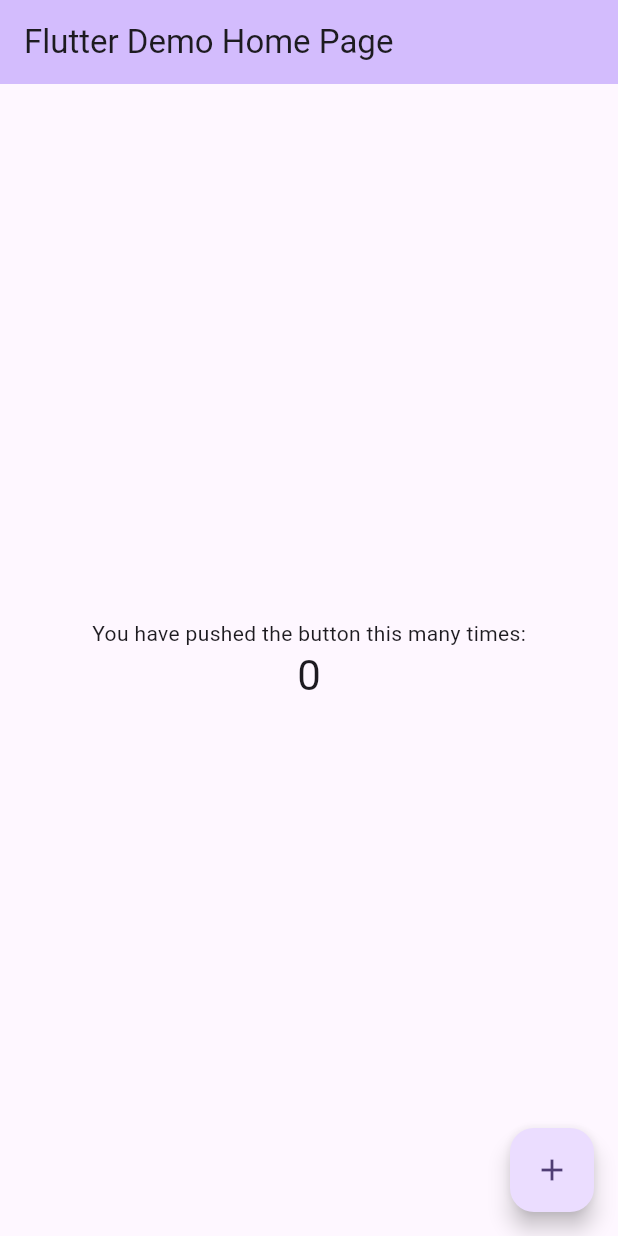
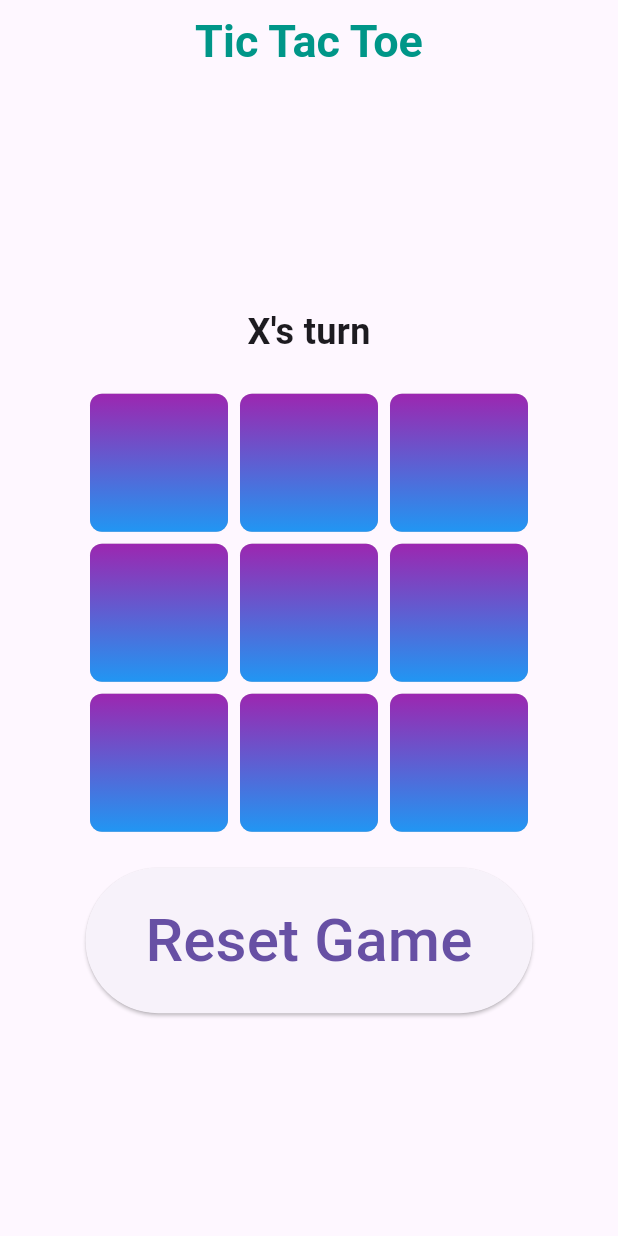
Before and after one commit to Nivedita-eng/TicTacToe, a Flutter app: the screen it shows after launch, on a phone screen of 412 x 824 dp. Run offline on Flutter 3.47's test engine with Material 3 defaults, Android fonts, the phone set to English and light mode, and no system bars.

Commit message:
code updated

```diff
--- a/lib/main.dart
+++ b/lib/main.dart
@@ -1,125 +1,185 @@
-import 'package:flutter/material.dart';
+import'package:flutter/material.dart';
 
-void main() {
+void main(){
   runApp(const MyApp());
 }
 
 class MyApp extends StatelessWidget {
   const MyApp({super.key});
 
-  // This widget is the root of your application.
   @override
   Widget build(BuildContext context) {
     return MaterialApp(
-      title: 'Flutter Demo',
+      debugShowCheckedModeBanner: false,
+      title: 'TIC TAC TOE',
+
       theme: ThemeData(
-        // This is the theme of your application.
-        //
-        // TRY THIS: Try running your application with "flutter run". You'll see
-        // the application has a purple toolbar. Then, without quitting the app,
-        // try changing the seedColor in the colorScheme below to Colors.green
-        // and then invoke "hot reload" (save your changes or press the "hot
-        // reload" button in a Flutter-supported IDE, or press "r" if you used
-        // the command line to start the app).
-        //
-        // Notice that the counter didn't reset back to zero; the application
-        // state is not lost during the reload. To reset the state, use hot
-        // restart instead.
-        //
-        // This works for code too, not just values: Most code changes can be
-        // tested with just a hot reload.
-        colorScheme: ColorScheme.fromSeed(seedColor: Colors.deepPurple),
-        useMaterial3: true,
+        primarySwatch: Colors.blue,
+        visualDensity: VisualDensity.adaptivePlatformDensity,
       ),
-      home: const MyHomePage(title: 'Flutter Demo Home Page'),
+      home:  const TicTacToe(),
     );
   }
 }
 
-class MyHomePage extends StatefulWidget {
-  const MyHomePage({super.key, required this.title});
-
-  // This widget is the home page of your application. It is stateful, meaning
-  // that it has a State object (defined below) that contains fields that affect
-  // how it looks.
-
-  // This class is the configuration for the state. It holds the values (in this
-  // case the title) provided by the parent (in this case the App widget) and
-  // used by the build method of the State. Fields in a Widget subclass are
-  // always marked "final".
-
-  final String title;
+class TicTacToe extends StatefulWidget {
+  const TicTacToe({super.key});
 
   @override
-  State<MyHomePage> createState() => _MyHomePageState();
+  State<TicTacToe> createState() => _TicTacToeState();
 }
 
-class _MyHomePageState extends State<MyHomePage> {
-  int _counter = 0;
+class _TicTacToeState extends State<TicTacToe> {
+  List<List<String>> board = List.generate(3, (_) => List.filled(3, ''));
 
-  void _incrementCounter() {
+  bool xTurn = true;
+
+  String winner = '';
+
+  void _onTileTap(int row, int col) {
+    if (board[row][col] != '' || winner != '') return;
+
     setState(() {
-      // This call to setState tells the Flutter framework that something has
-      // changed in this State, which causes it to rerun the build method below
-      // so that the display can reflect the updated values. If we changed
-      // _counter without calling setState(), then the build method would not be
-      // called again, and so nothing would appear to happen.
-      _counter++;
+      board[row][col] = xTurn ? 'X' : 'O';
+      xTurn = !xTurn;
+      winner = _checkWinner();
+    });
+  }
+
+  String _checkWinner() {
+    for (int i = 0; i < 3; i++) {
+      if (board[i][0] != '' &&
+          board[i][0] == board[i][1] &&
+          board[i][1] == board[i][2]) {
+        return board[i][0];
+      }
+      if (board[0][1] != '' &&
+          board[0][1] == board[1][i] &&
+          board[1][i] == board[2][i]) {
+        return board[0][i];
+      }
+    }
+
+    if (board[0][0] != '' &&
+        board[0][0] == board[1][1] &&
+        board[1][1] == board[2][2]) {
+      return board[0][0];
+    }
+    if (board[0][2] != '' &&
+        board[0][2] == board[1][1] &&
+        board[1][1] == board[2][0]) {
+      return board[0][2];
+    }
+    //checking for a draw condition
+
+    if (!board.any((row) => row.any((cell) => cell == ''))) {
+      return 'Draw';
+    }
+    return '';
+  }
+
+  void _resetGame() {
+    setState(() {
+      board = List.generate(3, (_) => List.filled(3, ''));
+      xTurn = true;
+      winner = '';
     });
   }
 
   @override
   Widget build(BuildContext context) {
-    // This method is rerun every time setState is called, for instance as done
-    // by the _incrementCounter method above.
-    //
-    // The Flutter framework has been optimized to make rerunning build methods
-    // fast, so that you can just rebuild anything that needs updating rather
-    // than having to individually change instances of widgets.
     return Scaffold(
       appBar: AppBar(
-        // TRY THIS: Try changing the color here to a specific color (to
-        // Colors.amber, perhaps?) and trigger a hot reload to see the AppBar
-        // change color while the other colors stay the same.
-        backgroundColor: Theme.of(context).colorScheme.inversePrimary,
-        // Here we take the value from the MyHomePage object that was created by
-        // the App.build method, and use it to set our appbar title.
-        title: Text(widget.title),
+        title: const Text('Tic Tac Toe', style: TextStyle(fontWeight: FontWeight.bold, fontSize: 30, color: Colors.teal)),
+          centerTitle: true
       ),
-      body: Center(
-        // Center is a layout widget. It takes a single child and positions it
-        // in the middle of the parent.
-        child: Column(
-          // Column is also a layout widget. It takes a list of children and
-          // arranges them vertically. By default, it sizes itself to fit its
-          // children horizontally, and tries to be as tall as its parent.
-          //
-          // Column has various properties to control how it sizes itself and
-          // how it positions its children. Here we use mainAxisAlignment to
-          // center the children vertically; the main axis here is the vertical
-          // axis because Columns are vertical (the cross axis would be
-          // horizontal).
-          //
-          // TRY THIS: Invoke "debug painting" (choose the "Toggle Debug Paint"
-          // action in the IDE, or press "p" in the console), to see the
-          // wireframe for each widget.
-          mainAxisAlignment: MainAxisAlignment.center,
-          children: <Widget>[
-            const Text(
-              'You have pushed the button this many times:',
+
+
+      body: Column(
+        mainAxisAlignment: MainAxisAlignment.center,
+        children: [
+          Text(
+            winner == ''
+                ? (xTurn ? 'X\'s turn' : 'O\'s turn')
+                : winner == 'Draw'
+                ? 'It \'s a Draw'
+
+                : 'winner : $winner',
+            style: const TextStyle(
+              fontWeight: FontWeight.bold,
+              fontSize: 24,
             ),
-            Text(
-              '$_counter',
-              style: Theme.of(context).textTheme.headlineMedium,
+          ),
+          const SizedBox(
+            height: 20,
+          ),
+          Center(
+            child: SizedBox(
+              width: 300,
+              height: 300,
+              child: GridView.builder(
+                  shrinkWrap: true,
+                  gridDelegate: const SliverGridDelegateWithFixedCrossAxisCount(
+                      crossAxisCount: 3),
+                  itemCount: 9,
+                  itemBuilder: (context, index) {
+                    int row = index ~/ 3;
+                    int col = index % 3;
+
+                    return GestureDetector(
+                      onTap: () => _onTileTap(row, col),
+                      child: Container(
+                          decoration: BoxDecoration(
+                              gradient: const LinearGradient(
+                                colors: [Colors.purple, Colors.blue],
+                                begin: Alignment.topLeft,
+                                end: Alignment.bottomLeft,
+                              ),
+                              border: Border.all(color: Colors.transparent),
+                              borderRadius: BorderRadius.circular(8),
+                              boxShadow: const [
+                                BoxShadow(color: Colors.black26),
+                              ]),
+                          margin: const EdgeInsets.all(4),
+                          child: Center(
+                            child: Text(
+                              board[row][col],
+                              style: const TextStyle(
+                                  fontSize: 40,
+                                  fontWeight: FontWeight.bold,
+                                  color: Colors.white,
+                                  shadows: [
+                                    Shadow(
+                                        blurRadius: 10.0,
+                                        color: Colors.black26,
+                                        offset: Offset(2, 2))
+                                  ]),
+                            ),
+                          )),
+                    );
+                  }),
             ),
-          ],
-        ),
+          ),
+
+          const SizedBox(height: 20,),
+
+          ElevatedButton(
+            onPressed: _resetGame,
+            style: ElevatedButton.styleFrom(
+                padding: const EdgeInsets.symmetric(
+                  horizontal: 40,
+                  vertical: 20,
+                ),
+                shape:   StadiumBorder(),
+
+
+
+            ),
+            child: const Text('Reset Game',style: TextStyle(fontSize: 40),),
+          )
+
+        ],
       ),
-      floatingActionButton: FloatingActionButton(
-        onPressed: _incrementCounter,
-        tooltip: 'Increment',
-        child: const Icon(Icons.add),
-      ), // This trailing comma makes auto-formatting nicer for build methods.
     );
   }
 }
```
